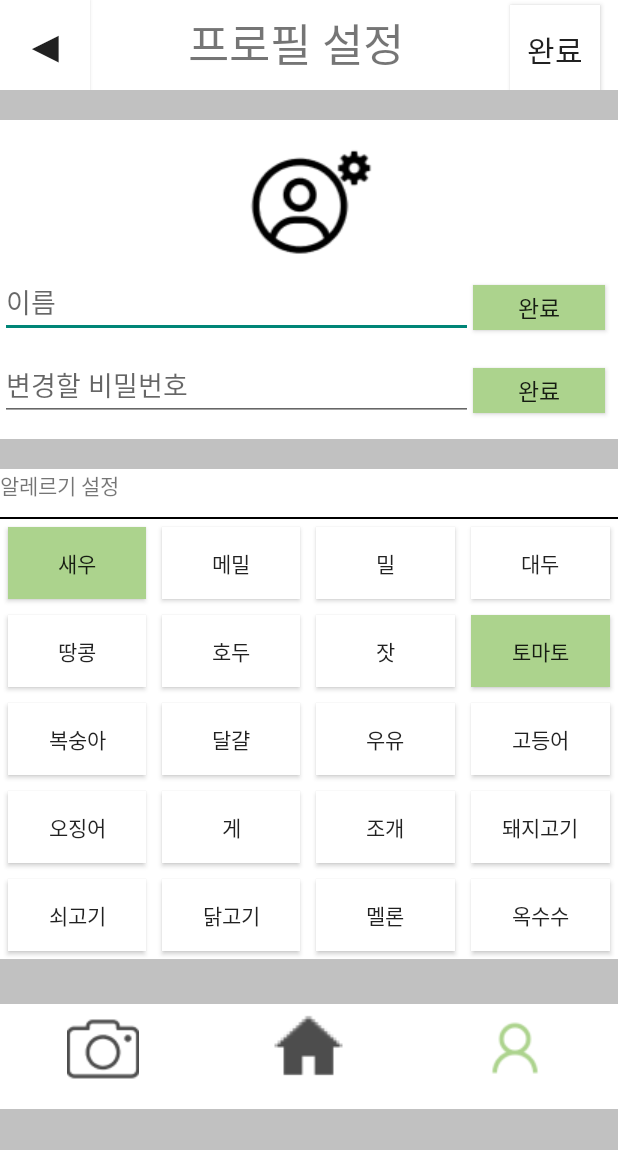
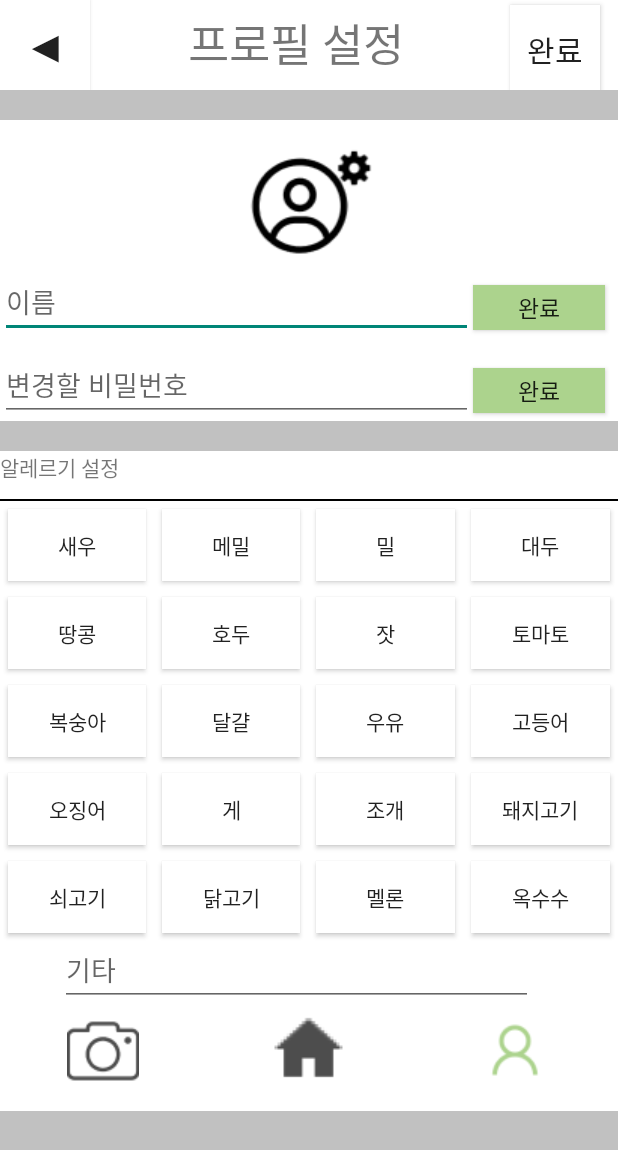
Before and after one commit to baemoons/SAFEEAT, an Android app built with Jetpack Compose: the ProfileActivity screen opened directly, with no data from a screen before it, on a phone screen of 412 x 824 dp. Shown: the top 1150 px of the screen. Run offline under Robolectric (Android 15) with nearby library versions, the phone set to English and light mode, and no system bars; our stand-ins replace Firebase (no records; nobody signed in at launch, a user with empty details on screens opened directly).

Commit message:
safeeat commit

```diff
--- a/app/build.gradle.kts
+++ b/app/build.gradle.kts
@@ -65,6 +65,8 @@ dependencies {
     implementation("com.google.firebase:firebase-auth-ktx:22.3.1")
     implementation("com.google.firebase:firebase-database-ktx:20.1.0")
     implementation("com.google.firebase:firebase-database:20.3.1")
+    implementation("com.google.firebase:firebase-firestore-ktx:24.11.0")
+    implementation("com.google.firebase:firebase-firestore:24.11.0")
     testImplementation("junit:junit:4.13.2")
     androidTestImplementation("androidx.test.ext:junit:1.1.5")
     androidTestImplementation("androidx.test.espresso:espresso-core:3.5.1")
--- a/app/src/main/java/com/example/safeeat/ProfileActivity.kt
+++ b/app/src/main/java/com/example/safeeat/ProfileActivity.kt
@@ -6,11 +6,26 @@ import android.os.Bundle
 import android.widget.Button
 import android.widget.EditText
 import android.widget.ImageButton
+import android.widget.Toast
+import com.google.firebase.Firebase
+import com.google.firebase.auth.FirebaseAuth
+import com.google.firebase.auth.auth
+import com.google.firebase.firestore.FirebaseFirestore
 
 class ProfileActivity : Activity() {
+    private lateinit var auth: FirebaseAuth
+    var firestore : FirebaseFirestore? = null
     override fun onCreate(savedInstanceState: Bundle?) {
         super.onCreate(savedInstanceState)
         setContentView(R.layout.profil)
+        auth = Firebase.auth
+        firestore = FirebaseFirestore.getInstance()
+
+        data class AllergieData (
+            var uid :String? = null,
+            var Allergie : String? = null,
+            var timestamp : Long? = null
+        )
 
         var myprofileBack = findViewById<Button>(R.id.myprofileBack)
         var myprofileStore = findViewById<Button>(R.id.myprofileStore)
@@ -40,13 +55,10 @@ class ProfileActivity : Activity() {
 //        var myprofileMelon = findViewById<Button>(R.id.myprofileMelon)
 //        var myprofileCorn = findViewById<Button>(R.id.myprofileCorn)
 //        var myprofileCamera = findViewById<ImageButton>(R.id.myprofileCamera)
+        var writeAllergie = findViewById<EditText>(R.id.writeAllergie)
         var myprofileHome = findViewById<ImageButton>(R.id.myprofileHome)
 
         myprofileBack.setOnClickListener {
-            var mypageIntent = Intent(applicationContext, MypageActivity::class.java)
-            startActivity(mypageIntent)
-        }
-        myprofileStore.setOnClickListener {
             var mypageIntent = Intent(applicationContext, MypageActivity::class.java)
             startActivity(mypageIntent)
         }
@@ -54,5 +66,18 @@ class ProfileActivity : Activity() {
             var homeIntent = Intent(applicationContext, HomeActivity::class.java)
             startActivity(homeIntent)
         }
+
+        myprofileStore.setOnClickListener {
+            var AllergieData = AllergieData()
+            AllergieData.uid = auth?.currentUser?.uid
+            AllergieData.Allergie = writeAllergie.text.toString()
+            AllergieData.timestamp = System.currentTimeMillis()
+
+            firestore?.collection(auth!!.currentUser!!.uid)?.document()?.set(AllergieData)
+            Toast.makeText(this,"저장완료",Toast.LENGTH_SHORT).show()
+
+            var mypageIntent = Intent(applicationContext, MypageActivity::class.java)
+            startActivity(mypageIntent)
+        }
     }
 }
--- a/app/src/main/java/com/example/safeeat/SignupActivity.kt
+++ b/app/src/main/java/com/example/safeeat/SignupActivity.kt
@@ -43,7 +43,7 @@ class SignupActivity : Activity() {
             } else if(task.exception?.message.isNullOrEmpty()) {
                 Toast.makeText(this, task.exception?.message, Toast.LENGTH_LONG).show()
             } else {
-                Toast.makeText(this, "이미 있는 계정", Toast.LENGTH_LONG).show()
+                Toast.makeText(this, "존재하는 계정이거나 이메일 형식이 아닙니다.", Toast.LENGTH_LONG).show()
             }
         }
     }
--- a/app/src/main/res/layout/profil.xml
+++ b/app/src/main/res/layout/profil.xml
@@ -82,7 +82,6 @@
                 android:layout_width="315dp"
                 android:layout_height="43dp"
                 android:hint="변경할 비밀번호"
-                android:layout_marginBottom="12dp"
                 android:id="@+id/myprofilePw"
                 />
             <Button
@@ -135,7 +134,7 @@
                     android:layout_margin="5dp"
                     android:layout_width="wrap_content"
                     android:layout_height="wrap_content"
-                    android:background="#ACD38D"
+                    android:background="#ffffff"
                     android:layout_weight="1"
                     android:text = "새우"
                     android:id="@+id/myprofileShrimp"
@@ -206,7 +205,7 @@
                 android:layout_margin="5dp"
                 android:layout_width="wrap_content"
                 android:layout_height="wrap_content"
-                android:background="#ACD38D"
+                android:background="#ffffff"
                 android:layout_weight="1"
                 android:text = "토마토"
                 android:id="@+id/myprofileTomato"
@@ -341,11 +340,18 @@
                 android:id="@+id/myprofileCorn"
                 />
         </LinearLayout>
+        <EditText
+            android:layout_marginLeft="40dp"
+            android:layout_width="315dp"
+            android:layout_height="43dp"
+            android:hint="기타"
+            android:id="@+id/writeAllergie"
+            />
     </LinearLayout>
+
     <LinearLayout
         android:layout_width="match_parent"
         android:layout_height="70dp"
-        android:layout_marginTop="30dp"
         android:background="#ffffff"
         >
         <ImageButton
```
